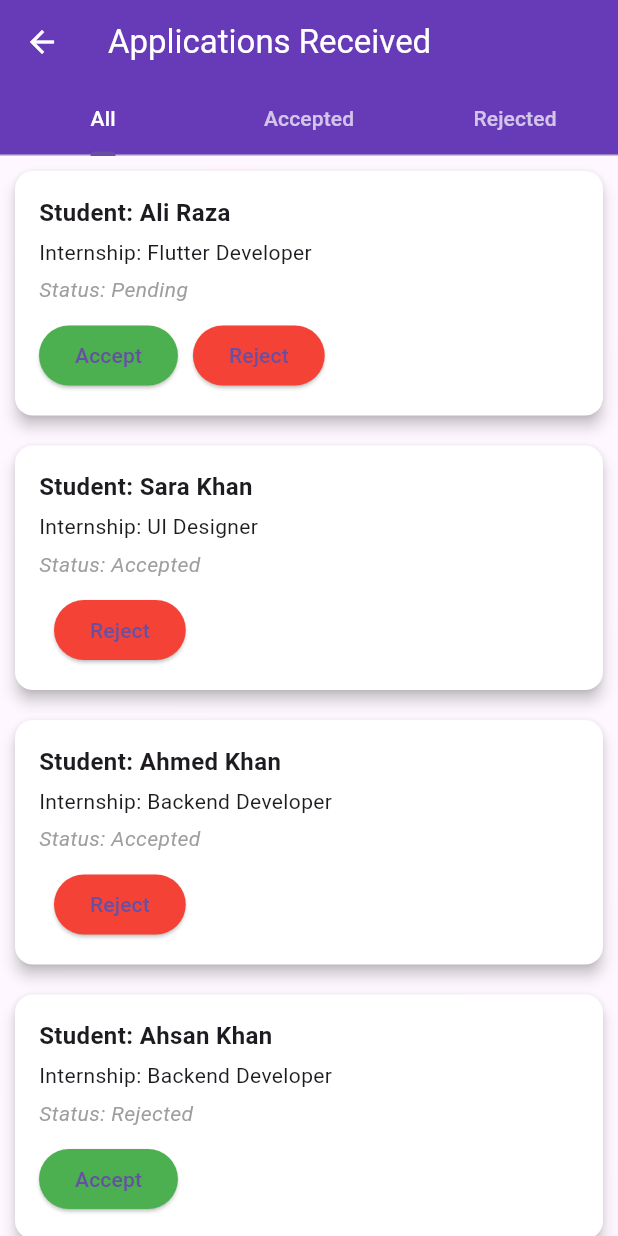
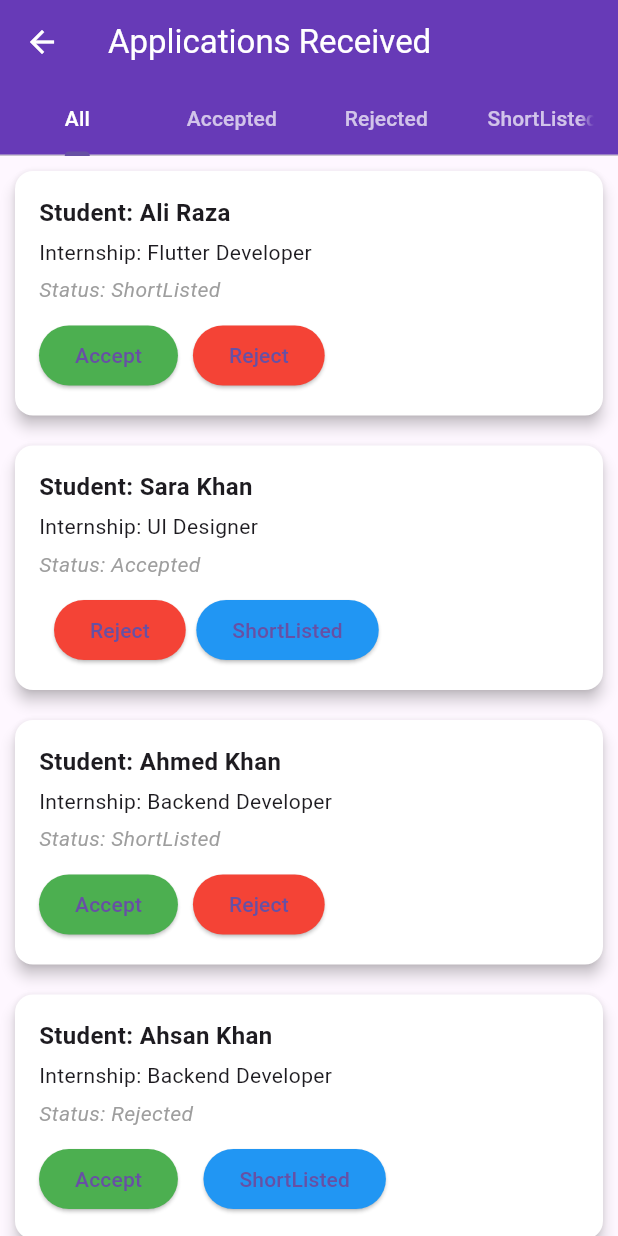
Before and after one commit to ayesha-a123/tech_linker, a Flutter app: the ApplicationsReceivedScreen screen opened directly, on a phone screen of 412 x 824 dp. Run offline on Flutter 3.47's test engine with Material 3 defaults, Android fonts, the phone set to English and light mode, and no system bars; our stand-ins replace fl_chart; project files that could hold a hidden picture were left out.

Commit message:
add new screen

```diff
--- a/lib/screens/applicationReceived_institute.dart
+++ b/lib/screens/applicationReceived_institute.dart
@@ -14,7 +14,7 @@ class _ApplicationsReceivedScreenState
     {
       'studentName': 'Ali Raza',
       'internshipTitle': 'Flutter Developer',
-      'status': 'Pending',
+      'status': 'ShortListed',
     },
     {
       'studentName': 'Sara Khan',
@@ -24,7 +24,7 @@ class _ApplicationsReceivedScreenState
     {
       'studentName': 'Ahmed Khan',
       'internshipTitle': 'Backend Developer',
-      'status': 'Accepted',
+      'status': 'ShortListed',
     },
     {
       'studentName': 'Ahsan Khan',
@@ -34,7 +34,7 @@ class _ApplicationsReceivedScreenState
     {
       'studentName': 'AliKhan',
       'internshipTitle': 'Backend Developer',
-      'status': 'Rejected',
+      'status': 'ShortListed',
     },
     {
       'studentName': 'Daniyal Khan',
@@ -49,7 +49,7 @@ class _ApplicationsReceivedScreenState
     {
       'studentName': 'Eman Khan',
       'internshipTitle': 'Backend Developer',
-      'status': 'Rejected',
+      'status': 'ShortListed',
     },
     {
       'studentName': 'AbuBakkar Khan',
@@ -59,7 +59,7 @@ class _ApplicationsReceivedScreenState
     {
       'studentName': 'Taniya',
       'internshipTitle': 'Backend Developer',
-      'status': 'Rejected',
+      'status': 'ShortListed',
     },
     {
       'studentName': 'ALiza',
@@ -74,7 +74,7 @@ class _ApplicationsReceivedScreenState
     {
       'studentName': 'Tahira',
       'internshipTitle': 'Backend Developer',
-      'status': 'Accepted',
+      'status': 'ShortListed',
     },
     {
       'studentName': 'Minahil',
@@ -89,7 +89,7 @@ class _ApplicationsReceivedScreenState
     {
       'studentName': 'Haseeb',
       'internshipTitle': 'Backend Developer',
-      'status': 'Rejected',
+      'status': 'ShortListed',
     },
 
   ];
@@ -102,7 +102,7 @@ class _ApplicationsReceivedScreenState
   @override
   Widget build(BuildContext context) {
     return DefaultTabController(
-      length: 3, // All, Accepted, Rejected
+      length: 4, // All, Accepted, Rejected
       child: Scaffold(
         appBar: AppBar(
           title: Text("Applications Received",style: TextStyle(color: Colors.white),),
@@ -115,6 +115,7 @@ class _ApplicationsReceivedScreenState
               Tab(text: 'All'),
               Tab(text: 'Accepted'),
               Tab(text: 'Rejected'),
+              Tab(text: 'ShortListed'),
             ],
           ),
         ),
@@ -123,6 +124,7 @@ class _ApplicationsReceivedScreenState
             buildApplicationsList('All'),
             buildApplicationsList('Accepted'),
             buildApplicationsList('Rejected'),
+            buildApplicationsList('ShortListed'),
           ],
         ),
       ),
@@ -130,11 +132,16 @@ class _ApplicationsReceivedScreenState
   }
 
   Widget buildApplicationsList(String statusFilter) {
-    List<Map<String, String>> filteredList = statusFilter == 'All'
-        ? allApplications
-        : allApplications
-        .where((app) => app['status'] == statusFilter)
-        .toList();
+    List<Map<String, String>> filteredList;
+    if(statusFilter=='All'){
+      filteredList = allApplications;
+    } else{
+      filteredList=allApplications.where((app)=> app['status']== statusFilter).toList();
+    }
+    if(filteredList.isEmpty){
+      return Center(child: Text('No Application with Status "$statusFilter".',style: TextStyle(color: Colors.grey,fontSize: 16),));
+    }
+
 
     return ListView.builder(
       itemCount: filteredList.length,
@@ -183,6 +190,15 @@ class _ApplicationsReceivedScreenState
                             backgroundColor: Colors.red),
                         child: Text('Reject'),
                       ),
+                    SizedBox(width: 7,),
+                    if (app['status'] != 'ShortListed')
+                      ElevatedButton(
+                        onPressed: () =>
+                            updateStatus(originalIndex, 'ShortListed'),
+                        style: ElevatedButton.styleFrom(
+                            backgroundColor: Colors.blue),
+                        child: Text('ShortListed'),
+                      ),
                   ],
                 )
               ],
```
Also changed, not shown: lib/screens/InstituteMessage.dart (added, +96 -0 lines), lib/screens/Institute_Dashboard.dart (+6 -7 lines), lib/screens/instituteNotification.dart (added, +137 -0 lines).
